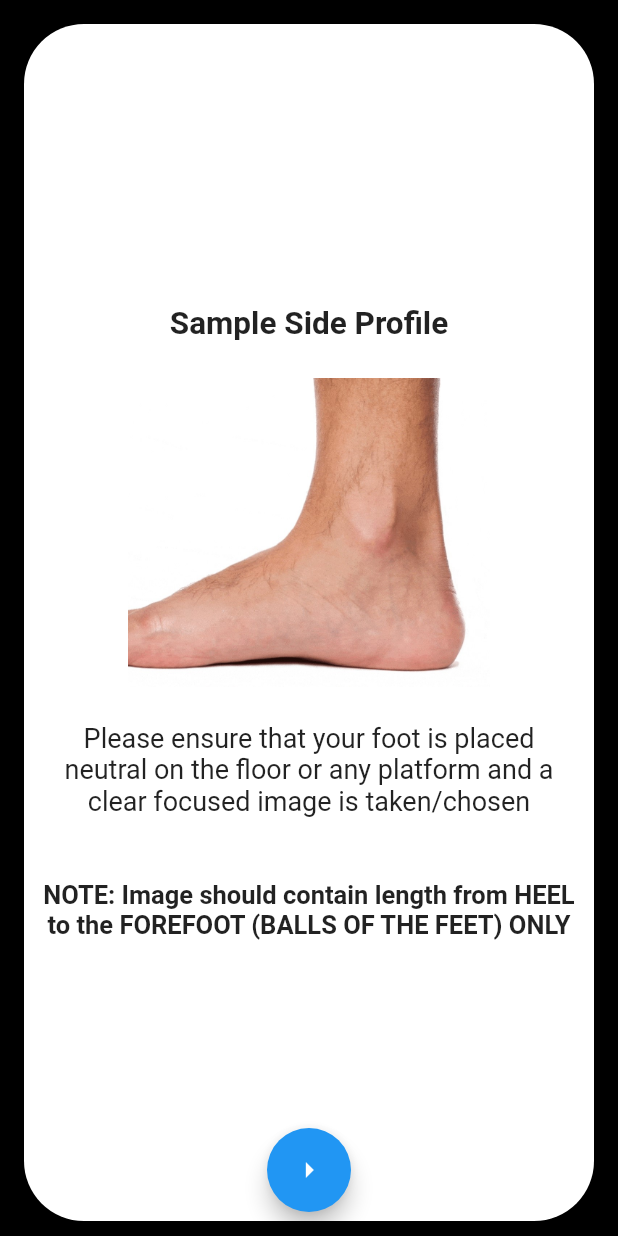
After one commit to sathvik23reddy/FitFoot, a Flutter app: the screen it shows after launch, after a tap on "Instructions", on a phone screen of 412 x 824 dp. The commit adds this screen. Run offline on Flutter 3.47's test engine with Material 2 defaults, Android fonts, the phone set to English and light mode, and no system bars; our stand-ins replace adaptive_dialog, camera, cloud_firestore, firebase_core, image_picker; missing offline and left inert: cross_file_image, dart:ffi, lazy_load_listview; accounts and stored records are empty; network calls fail.

Commit message:
Instructions and Info Pages

```diff
--- a/lib/pages/home.dart
+++ b/lib/pages/home.dart
@@ -1,5 +1,8 @@
 import 'package:fitfoot/pages/image_picker.dart';
+import 'package:fitfoot/pages/info.dart';
+import 'package:fitfoot/pages/instructions.dart';
 import 'package:flutter/material.dart';
+import 'package:flutter/services.dart';
 
 class Home extends StatefulWidget {
   const Home({super.key});
@@ -11,24 +14,31 @@ class Home extends StatefulWidget {
 class _HomeState extends State<Home> {
   @override
   Widget build(BuildContext context) {
-    return Scaffold(body: imagePicker());
-    // return Scaffold(
-    //   body: SafeArea(
-    //     child: Column(children: <Widget>[
-    //       TextButton(
-    //           style: TextButton.styleFrom(
-    //             foregroundColor: Colors.purpleAccent, // Text Color
-    //           ),
-    //           onPressed: () => Navigator.pushNamed(context, '/history'),
-    //           child: Text("History")),
-    //       TextButton(
-    //           style: TextButton.styleFrom(
-    //             foregroundColor: Colors.blueAccent, // Text Color
-    //           ),
-    //           onPressed: () => Navigator.pushNamed(context, '/imagePicker'),
-    //           child: Text("Camera"))
-    //     ]),
-    //   ),
-    // );
+    final screenWidth = MediaQuery.of(context).size.width,
+        screenHeight = MediaQuery.of(context).size.height;
+    return AnnotatedRegion<SystemUiOverlayStyle>(
+        value: SystemUiOverlayStyle(
+          statusBarColor: Colors.black,
+        ),
+        child: SafeArea(
+          child: Column(
+            children: [
+              ElevatedButton(
+                  onPressed: () => Navigator.push(context,
+                      MaterialPageRoute(builder: ((context) => Info()))),
+                  child: Text("Information")),
+              ElevatedButton(
+                  onPressed: () => Navigator.push(
+                      context,
+                      MaterialPageRoute(
+                          builder: ((context) => Instructions()))),
+                  child: Text("Instructions")),
+              ElevatedButton(
+                  onPressed: () => Navigator.push(context,
+                      MaterialPageRoute(builder: ((context) => imagePicker()))),
+                  child: Text("Scan your foot")),
+            ],
+          ),
+        ));
   }
 }
--- /dev/null
+++ b/lib/pages/instructions.dart
@@ -0,0 +1,121 @@
+import 'package:flutter/material.dart';
+import 'package:flutter/services.dart';
+
+class Instructions extends StatelessWidget {
+  const Instructions({super.key});
+
+  @override
+  Widget build(BuildContext context) {
+    final screenWidth = MediaQuery.of(context).size.width,
+        screenHeight = MediaQuery.of(context).size.height;
+    return AnnotatedRegion<SystemUiOverlayStyle>(
+      value: const SystemUiOverlayStyle(
+        statusBarColor: Colors.black,
+      ),
+      child: SafeArea(
+        child: PageView(scrollDirection: Axis.horizontal, children: [
+          Scaffold(
+            backgroundColor: Colors.black,
+            floatingActionButtonLocation:
+                FloatingActionButtonLocation.centerFloat,
+            floatingActionButton: FloatingActionButton(
+              onPressed: () {},
+              child: const Icon(Icons.arrow_right),
+            ),
+            body: Padding(
+              padding: const EdgeInsets.fromLTRB(12, 12, 12, 6),
+              child: Card(
+                  shape: RoundedRectangleBorder(
+                      borderRadius: BorderRadius.circular(40)),
+                  child: Padding(
+                    padding: const EdgeInsets.fromLTRB(12, 0, 12, 0),
+                    child: Column(
+                      mainAxisAlignment: MainAxisAlignment.center,
+                      children: [
+                        const Text(
+                          "Sample Side Profile",
+                          style: TextStyle(
+                              fontWeight: FontWeight.bold, fontSize: 21),
+                        ),
+                        SizedBox(
+                          height: screenHeight / 35,
+                        ),
+                        SizedBox(
+                          width: screenWidth,
+                          height: screenHeight / 4,
+                          child: Image.asset('images/sample_side_prof.jpg'),
+                        ),
+                        SizedBox(
+                          height: screenHeight / 35,
+                        ),
+                        const Text(
+                            "Please ensure that your foot is placed neutral on the floor or any platform and a clear focused image is taken/chosen\n\n",
+                            textAlign: TextAlign.center,
+                            style: TextStyle(fontSize: 18)),
+                        const Text(
+                          "NOTE: Image should contain length from HEEL to the FOREFOOT (BALLS OF THE FEET) ONLY",
+                          textAlign: TextAlign.center,
+                          style: TextStyle(
+                              fontWeight: FontWeight.bold, fontSize: 17),
+                        ),
+                      ],
+                    ),
+                  )),
+            ),
+          ),
+          Scaffold(
+            backgroundColor: Colors.black,
+            floatingActionButtonLocation:
+                FloatingActionButtonLocation.centerFloat,
+            floatingActionButton: SizedBox(
+              width: screenWidth / 4,
+              child: FloatingActionButton(
+                shape: const RoundedRectangleBorder(
+                    borderRadius: BorderRadius.all(Radius.circular(28.0))),
+                onPressed: () {
+                  Navigator.pop(context);
+                },
+                child: Text("Proceed"),
+              ),
+            ),
+            body: Padding(
+              padding: const EdgeInsets.fromLTRB(12, 12, 12, 6),
+              child: Card(
+                shape: RoundedRectangleBorder(
+                    borderRadius: BorderRadius.circular(40)),
+                child: Padding(
+                  padding: const EdgeInsets.fromLTRB(12, 0, 12, 0),
+                  child: Column(
+                    mainAxisAlignment: MainAxisAlignment.center,
+                    children: [
+                      const Text(
+                        "Sample Top Profile",
+                        style: TextStyle(
+                            fontWeight: FontWeight.bold, fontSize: 21),
+                      ),
+                      SizedBox(
+                        height: screenHeight / 35,
+                      ),
+                      SizedBox(
+                        width: screenWidth,
+                        height: screenHeight / 4,
+                        child: Image.asset('images/sample_top_prof.jpg'),
+                      ),
+                      SizedBox(
+                        height: screenHeight / 35,
+                      ),
+                      const Text(
+                          "Please ensure that your foot is fully covered and excluding your shin\n\n",
+                          textAlign: TextAlign.center,
+                          style: TextStyle(fontSize: 18)),
+                    ],
+                  ),
+                ),
+              ),
+            ),
+          )
+        ]),
+      ),
+    );
+  }
+}
```
Also changed, not shown: lib/main.dart (+1 -8 lines), lib/pages/history.dart (deleted, +0 -15 lines), lib/pages/info.dart (added, +79 -0 lines), pubspec.yaml (+5 -3 lines), images/foot-arches.png (added), images/foot-pronation.png (added), images/sample_side_prof.jpg (added), images/sample_top_prof.jpg (added), pubspec.lock.
